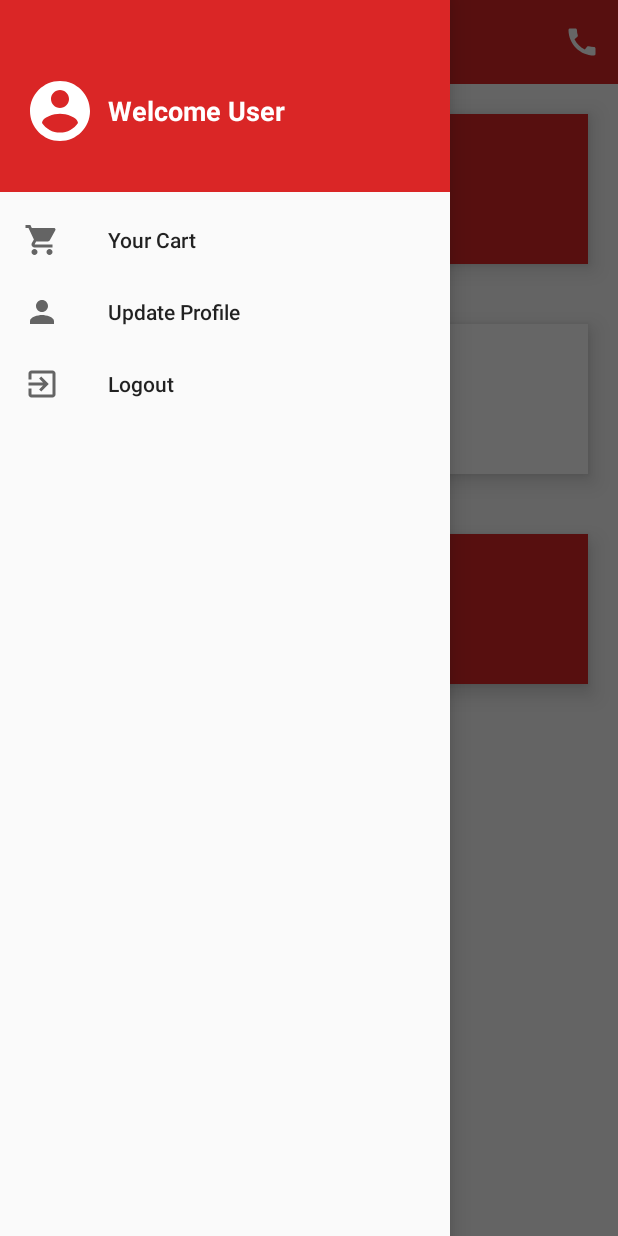
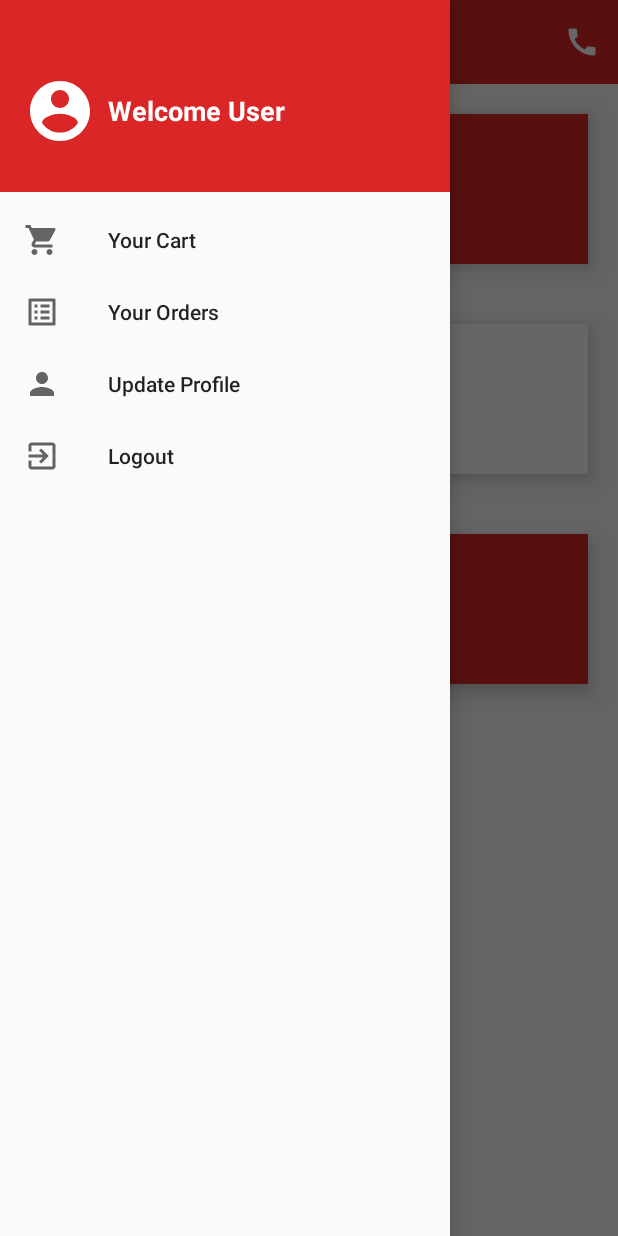
Before and after one commit to Gulsher6862/NewFirstAid, an Android app: the screen it shows after launch once a user with an empty profile is signed in (Dashboard), with the side drawer open, on a phone screen of 412 x 824 dp. Run offline under Robolectric (Android 15) with nearby library versions, the light colour scheme and no system bars; our stand-ins replace Firebase (no records; nobody signed in at launch, a user with empty details on screens opened directly); Roboto replaces fonts that are not available here; 1 statement that could not run was skipped.

Commit message:
User Order History

```diff
--- a/app/src/main/AndroidManifest.xml
+++ b/app/src/main/AndroidManifest.xml
@@ -12,7 +12,8 @@
         android:roundIcon="@mipmap/ic_launcher_round"
         android:supportsRtl="true"
         android:theme="@style/AppTheme">
-        <activity android:name=".QuizScore"></activity>
+        <activity android:name=".OrderScreen"></activity>
+        <activity android:name=".QuizScore" />
         <activity
             android:name=".VideoScreen"
             android:screenOrientation="landscape" />
--- a/app/src/main/java/com/example/firstaid/Dashboard.java
+++ b/app/src/main/java/com/example/firstaid/Dashboard.java
@@ -182,6 +182,10 @@ public class Dashboard extends AppCompatActivity implements NavigationView.OnNav
             Intent intent = new Intent(Dashboard.this,CartScreen.class);
             startActivity(intent);
         }
+        else if (item.getItemId() == R.id.order){
+            Intent intent = new Intent(Dashboard.this,OrderScreen.class);
+            startActivity(intent);
+        }
         else if (item.getItemId()==R.id.profile){
             Intent intent = new Intent(Dashboard.this,UpdateProfile.class);
             startActivity(intent);
--- /dev/null
+++ b/app/src/main/res/drawable/order_list.xml
@@ -0,0 +1,10 @@
+<vector xmlns:android="http://schemas.android.com/apk/res/android"
+    android:width="24dp"
+    android:height="24dp"
+    android:viewportWidth="24"
+    android:viewportHeight="24"
+    android:tint="?attr/colorControlNormal">
+  <path
+      android:fillColor="@android:color/white"
+      android:pathData="M19,5v14L5,19L5,5h14m1.1,-2L3.9,3c-0.5,0 -0.9,0.4 -0.9,0.9v16.2c0,0.4 0.4,0.9 0.9,0.9h16.2c0.4,0 0.9,-0.5 0.9,-0.9L21,3.9c0,-0.5 -0.5,-0.9 -0.9,-0.9zM11,7h6v2h-6L11,7zM11,11h6v2h-6v-2zM11,15h6v2h-6zM7,7h2v2L7,9zM7,11h2v2L7,13zM7,15h2v2L7,17z"/>
+</vector>
--- a/app/src/main/res/menu/drawer_menu.xml
+++ b/app/src/main/res/menu/drawer_menu.xml
@@ -4,6 +4,11 @@
     <item android:id="@+id/cart"
         android:title="Your Cart"
         android:icon="@drawable/cart"
+        android:iconTint="@color/colorBlack"/>
+
+    <item android:id="@+id/order"
+        android:title="Your Orders"
+        android:icon="@drawable/order_list"
         android:iconTint="@color/colorBlack"/>
 
     <item android:id="@+id/profile"
```
Also changed, not shown: app/src/main/java/com/example/firstaid/Adapter.java (+11 -0 lines), app/src/main/java/com/example/firstaid/OrderScreen.java (added, +77 -0 lines), app/src/main/res/layout/activity_order_screen.xml (added, +31 -0 lines).
